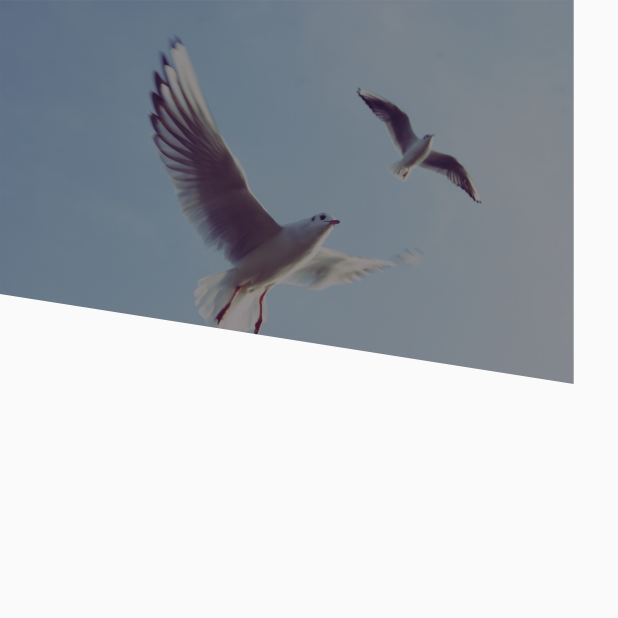
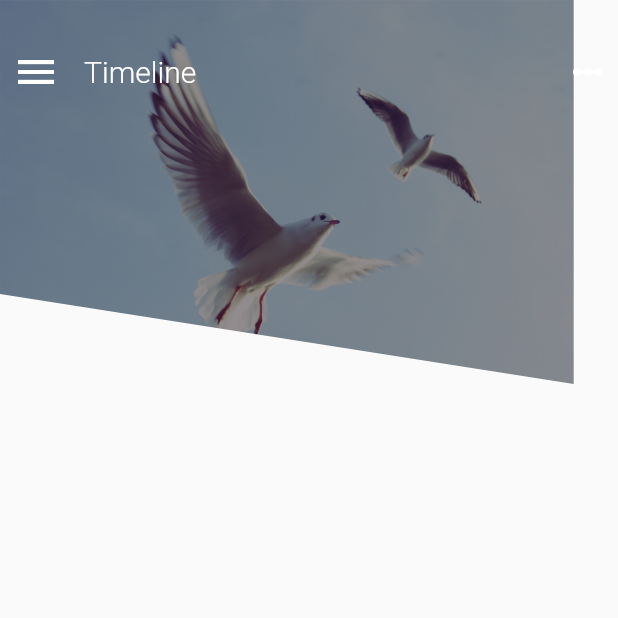
Before and after one commit to MarcinusX/flutter_ui_challenge_filter_menu, a Flutter app: the screen it shows after launch, on a phone screen of 412 x 824 dp, the top half of it. Run offline on Flutter 3.47's test engine with Material 2 defaults, Android fonts, the phone set to English and light mode, and no system bars.

```diff
--- a/lib/main.dart
+++ b/lib/main.dart
@@ -30,7 +30,10 @@ class _MainPageState extends State<MainPage> {
   Widget build(BuildContext context) {
     return new Scaffold(
       body: new Stack(
-        children: <Widget>[_buildIamge()],
+        children: <Widget>[
+          _buildIamge(),
+          _buildTopHeader(),
+        ],
       ),
     );
   }
@@ -47,4 +50,28 @@ class _MainPageState extends State<MainPage> {
       ),
     );
   }
+
+  Widget _buildTopHeader() {
+    return new Padding(
+      padding: const EdgeInsets.symmetric(horizontal: 8.0, vertical: 32.0),
+      child: new Row(
+        children: <Widget>[
+          new Icon(Icons.menu, size: 32.0, color: Colors.white),
+          new Expanded(
+            child: new Padding(
+              padding: const EdgeInsets.only(left: 16.0),
+              child: new Text(
+                "Timeline",
+                style: new TextStyle(
+                    fontSize: 20.0,
+                    color: Colors.white,
+                    fontWeight: FontWeight.w300),
+              ),
+            ),
+          ),
+          new Icon(Icons.linear_scale, color: Colors.white),
+        ],
+      ),
+    );
+  }
 }
```
